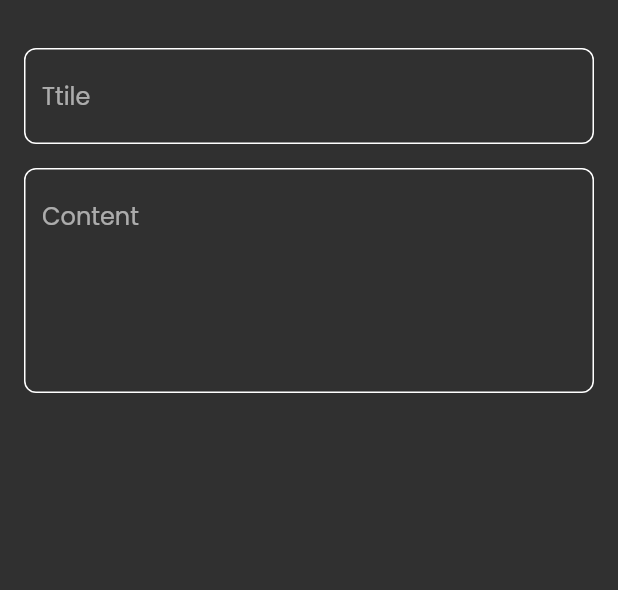
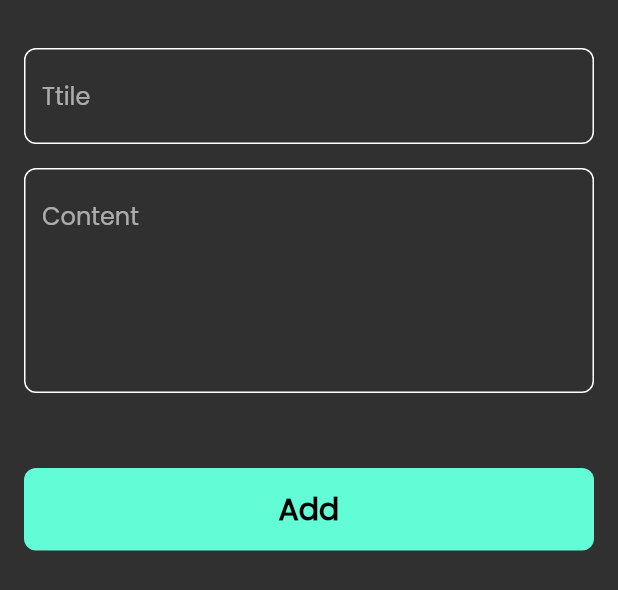
Before and after one commit to Simonnabil22/notes_app, a Flutter app: the AddNoteBottomSheet widget shown alone on an empty page, opened directly, on a phone screen of 412 x 824 dp. Shown: the top 590 px of the screen. Run offline on Flutter 3.47's test engine with Material 2 defaults, Android fonts, the phone set to English and light mode, and no system bars; our stand-ins replace font_awesome_flutter.

Commit message:
finish notes button sheet

```diff
--- a/lib/widgets/add_note_bottom_sheet.dart
+++ b/lib/widgets/add_note_bottom_sheet.dart
@@ -1,4 +1,6 @@
 import 'package:flutter/material.dart';
+import 'package:notes_app/widgets/constants.dart';
+import 'package:notes_app/widgets/custom_button.dart';
 import 'package:notes_app/widgets/custom_text_field.dart';
 
 class AddNoteBottomSheet extends StatelessWidget {
@@ -8,7 +10,8 @@ class AddNoteBottomSheet extends StatelessWidget {
   Widget build(BuildContext context) {
     return const Padding(
       padding:  EdgeInsets.symmetric(horizontal: 16),
-      child:  Column(
+      child:  SingleChildScrollView(
+        child: Column(
           children: [
             SizedBox(
               height: 32,
@@ -23,7 +26,15 @@ class AddNoteBottomSheet extends StatelessWidget {
               hint: 'Content',
               maxLines: 5,
             ),
+            SizedBox(
+              height: 50,
+            ),
+            CustomButton(),
+            SizedBox(
+              height: 16,
+            ),
           ],
+        ),
       ),
     );
   }
--- /dev/null
+++ b/lib/widgets/custom_button.dart
@@ -0,0 +1,26 @@
+import 'package:flutter/material.dart';
+import 'package:notes_app/widgets/constants.dart';
+
+class CustomButton extends StatelessWidget {
+  const CustomButton({super.key});
+
+  @override
+  Widget build(BuildContext context) {
+    return Container(
+      width: MediaQuery.of(context).size.width,
+      height: 55,
+      decoration: BoxDecoration(
+        color: kPrimaryColor,
+        borderRadius: BorderRadius.circular(8)
+      ),
+      child:const Center(
+        child: Text('Add',
+        style: TextStyle(
+          color: Colors.black,
+          fontWeight: FontWeight.bold,
+          fontSize: 20,
+        ),),
+      ),
+    );
+  }
+}
```
Lines whose indentation alone changed are shown as unchanged.
